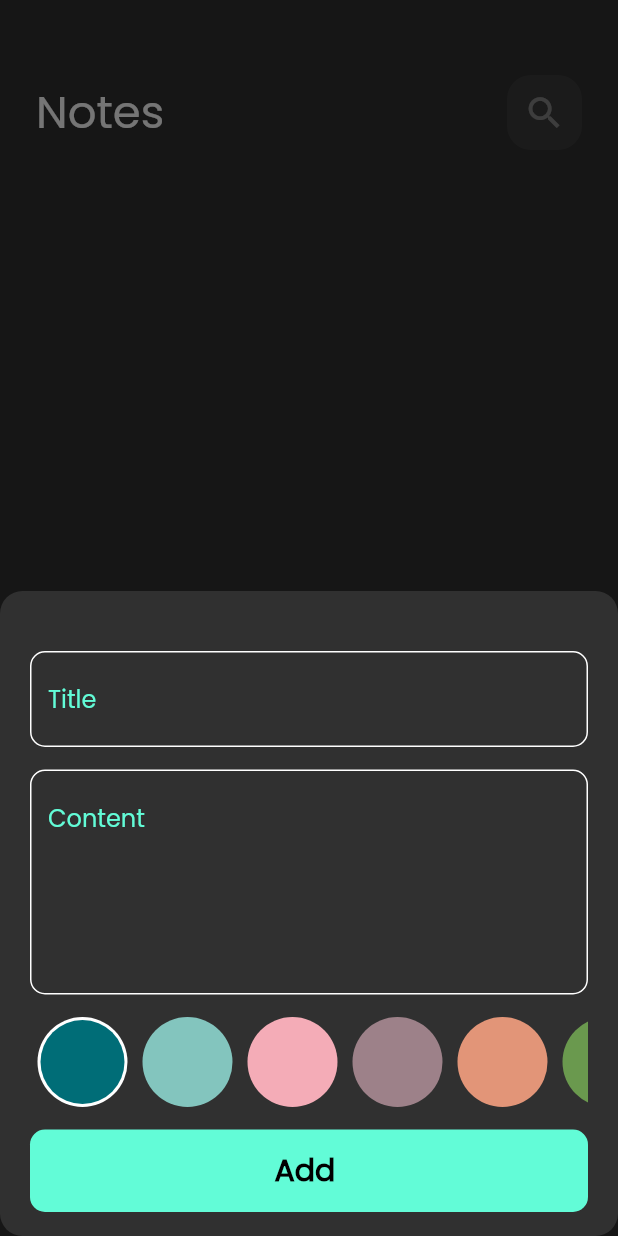
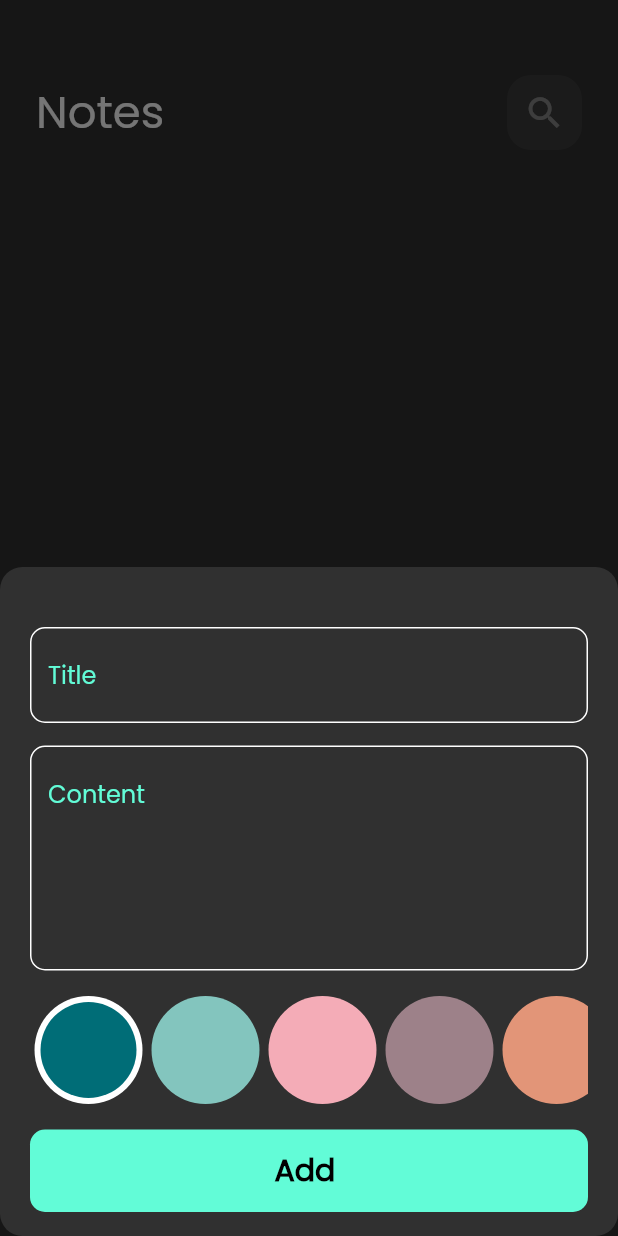
Before and after one commit to EkhlassHijjo/Note_App, a Flutter app: the screen it shows after launch, after a tap on the "add" icon, on a phone screen of 412 x 824 dp. Run offline on Flutter 3.47's test engine with Material 2 defaults, Android fonts, the phone set to English and light mode, and no system bars; our stand-ins replace flutter_bloc, font_awesome_flutter, hive, hive_flutter; accounts and stored records are empty.

Commit message:
add colors list  view to edit note

```diff
--- a/lib/constant.dart
+++ b/lib/constant.dart
@@ -2,5 +2,14 @@ import 'package:flutter/material.dart';
 
 const kPrimaryColor = Color(0xff62FCD7);
 const kNotesBox = 'notes_box'; //عبارة عن نوع بيانات constلل
-                               // const String  مينفعش أكتب: اسم متغير
-                               //وبعمل هيك لانو هستخدمه بكذا مكان المشروع
+// const String  مينفعش أكتب: اسم متغير
+//وبعمل هيك لانو هستخدمه بكذا مكان المشروع
+
+List<Color> kColors = const [
+  Color(0xff006D77), //default اول لون يكون
+  Color(0xff83C5BE),
+  Color(0xffF4ACB7),
+  Color(0xff9D8189),
+  Color(0xffE29578),
+  Color(0xff6A994E)
+];
--- a/lib/views/widgets/colors_list_view.dart
+++ b/lib/views/widgets/colors_list_view.dart
@@ -1,7 +1,8 @@
 import 'package:flutter/material.dart';
 import 'package:flutter_bloc/flutter_bloc.dart';
+import 'package:notes_app/constant.dart';
 import 'package:notes_app/cubits/add_note_cubit/add_note_cubit.dart';
-import 'package:notes_app/models/note_model.dart';
+
 
 class ColorItem extends StatelessWidget {
   const ColorItem({super.key, required this.isActive, required this.color});
@@ -12,15 +13,15 @@ class ColorItem extends StatelessWidget {
     return isActive
         ? CircleAvatar(
             backgroundColor: Colors.white,
-            radius: 32,
+            radius: 36,
             child: CircleAvatar(
               backgroundColor: color,
-              radius: 28,
+              radius: 32,
             ),
           )
         : CircleAvatar(
             backgroundColor: color,
-            radius: 32,
+            radius: 36,
           );
   }
 }
@@ -32,19 +33,20 @@ class ColorsListView extends StatefulWidget {
 
 class _ColorsListViewState extends State<ColorsListView> {
   int currentIndex = 0;
-  List<Color> colors = const [
-    Color(0xff006D77), //default اول لون يكون
-    Color(0xff83C5BE),
-    Color(0xffF4ACB7),
-    Color(0xff9D8189),
-    Color(0xffE29578),
-    Color(0xff6A994E)
-  ];
+  // خلص استخدمت من الثوابت لكافة التطبيق
+  // List<Color> colors = const [
+  //   Color(0xff006D77), //default اول لون يكون
+  //   Color(0xff83C5BE),
+  //   Color(0xffF4ACB7),
+  //   Color(0xff9D8189),
+  //   Color(0xffE29578),
+  //   Color(0xff6A994E)
+  // ];
   @override
   Widget build(BuildContext context) {
     return Container(
       //لازم احجمها
-      height: 60,
+      height: 38*2,
       child: ListView.builder(
         shrinkWrap: true,
         scrollDirection: Axis.horizontal,
@@ -53,16 +55,16 @@ class _ColorsListViewState extends State<ColorsListView> {
           child: GestureDetector(
             onTap: () {
               currentIndex = index;
-              BlocProvider.of<AddNoteCubit>(context).color = colors[index];
+              BlocProvider.of<AddNoteCubit>(context).color = kColors[index];
               setState(() {});
             },
             child: ColorItem(
-              color: colors[index],
+              color: kColors[index],
               isActive: currentIndex == index, // is mean true
             ),
           ),
         ),
-        itemCount: colors.length,
+        itemCount: kColors.length,
       ),
     );
   }
```
Also changed, not shown: lib/views/widgets/edit_note_colore_list_view.dart (added, +49 -0 lines), lib/views/widgets/edit_note_view_body.dart (+10 -1 lines).
